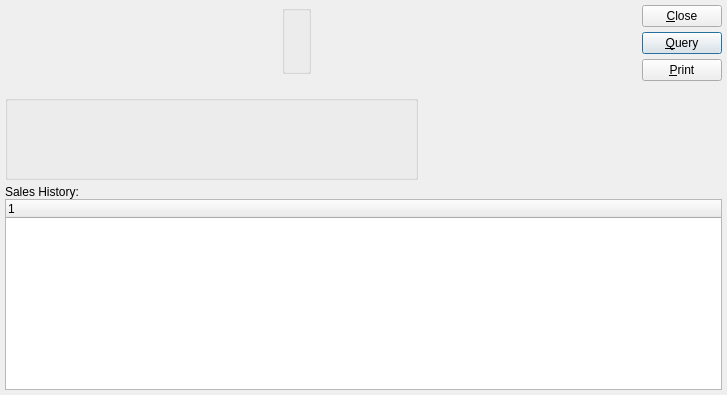
This is xtuple/trunk/guiclient/dspBriefSalesHistoryByCustomer.ui in WooodHead/xtuple as Qt 5 draws it before an edit. The edited form follows.
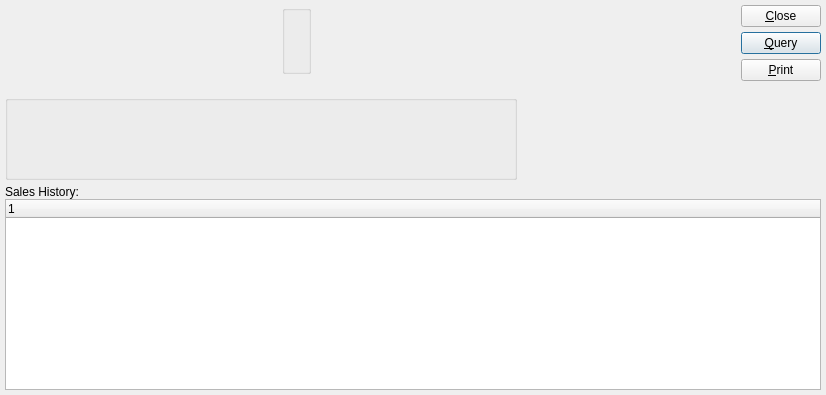
This is the edited form. Custom widgets are drawn as their Qt base class.

Patch:
```diff
--- a/xtuple/trunk/guiclient/dspBriefSalesHistoryByCustomer.ui
+++ b/xtuple/trunk/guiclient/dspBriefSalesHistoryByCustomer.ui
@@ -8,7 +8,7 @@
    <rect>
     <x>0</x>
     <y>0</y>
-    <width>727</width>
+    <width>826</width>
     <height>395</height>
    </rect>
   </property>
@@ -25,33 +25,21 @@
     </property>
     <item>
      <layout class="QHBoxLayout" >
-      <property name="margin" >
-       <number>0</number>
-      </property>
       <property name="spacing" >
        <number>7</number>
       </property>
       <item>
        <layout class="QVBoxLayout" >
-        <property name="margin" >
-         <number>0</number>
-        </property>
         <property name="spacing" >
          <number>5</number>
         </property>
         <item>
          <layout class="QHBoxLayout" >
-          <property name="margin" >
-           <number>0</number>
-          </property>
           <property name="spacing" >
            <number>0</number>
           </property>
           <item>
            <layout class="QHBoxLayout" >
-            <property name="margin" >
-             <number>0</number>
-            </property>
             <property name="spacing" >
              <number>7</number>
             </property>
@@ -75,9 +63,6 @@
             </item>
             <item>
              <layout class="QVBoxLayout" >
-              <property name="margin" >
-               <number>0</number>
-              </property>
               <property name="spacing" >
                <number>0</number>
               </property>
@@ -108,9 +93,6 @@
             </item>
             <item>
              <layout class="QVBoxLayout" >
-              <property name="margin" >
-               <number>0</number>
-              </property>
               <property name="spacing" >
                <number>0</number>
               </property>
@@ -157,9 +139,6 @@
         </item>
         <item>
          <layout class="QHBoxLayout" >
-          <property name="margin" >
-           <number>0</number>
-          </property>
           <property name="spacing" >
            <number>0</number>
           </property>
@@ -192,17 +171,11 @@
       </item>
       <item>
        <layout class="QVBoxLayout" >
-        <property name="margin" >
-         <number>0</number>
-        </property>
         <property name="spacing" >
          <number>0</number>
         </property>
         <item>
          <layout class="QVBoxLayout" >
-          <property name="margin" >
-           <number>0</number>
-          </property>
           <property name="spacing" >
            <number>5</number>
           </property>
@@ -257,18 +230,13 @@
     </item>
     <item>
      <layout class="QVBoxLayout" >
-      <property name="margin" >
-       <number>0</number>
-      </property>
       <property name="spacing" >
        <number>0</number>
       </property>
       <item>
        <widget class="QLabel" name="_salesHistoryLit" >
         <property name="sizePolicy" >
-         <sizepolicy>
-          <hsizetype>5</hsizetype>
-          <vsizetype>5</vsizetype>
+         <sizepolicy vsizetype="Preferred" hsizetype="Preferred" >
           <horstretch>0</horstretch>
           <verstretch>0</verstretch>
          </sizepolicy>
@@ -301,40 +269,30 @@
  <layoutdefault spacing="6" margin="11" />
  <pixmapfunction>qPixmapFromMimeSource</pixmapfunction>
  <customwidgets>
-  <customwidget>
-   <class>ParameterGroup</class>
-   <extends>QGroupBox</extends>
-   <header>parametergroup.h</header>
-   <container>0</container>
-   <pixmap></pixmap>
-  </customwidget>
   <customwidget>
    <class>CustCluster</class>
    <extends>QWidget</extends>
    <header>custcluster.h</header>
-   <container>0</container>
-   <pixmap></pixmap>
+  </customwidget>
+  <customwidget>
+   <class>DateCluster</class>
+   <extends>QWidget</extends>
+   <header>datecluster.h</header>
+  </customwidget>
+  <customwidget>
+   <class>ParameterGroup</class>
+   <extends>QGroupBox</extends>
+   <header>parametergroup.h</header>
+  </customwidget>
+  <customwidget>
+   <class>WarehouseGroup</class>
+   <extends>QGroupBox</extends>
+   <header>warehousegroup.h</header>
   </customwidget>
   <customwidget>
    <class>XTreeWidget</class>
    <extends>QTreeWidget</extends>
    <header>xtreewidget.h</header>
-   <container>0</container>
-   <pixmap></pixmap>
-  </customwidget>
-  <customwidget>
-   <class>WarehouseGroup</class>
-   <extends>QGroupBox</extends>
-   <header>warehousegroup.h</header>
-   <container>0</container>
-   <pixmap></pixmap>
-  </customwidget>
-  <customwidget>
-   <class>DateCluster</class>
-   <extends>QWidget</extends>
-   <header>datecluster.h</header>
-   <container>0</container>
-   <pixmap></pixmap>
   </customwidget>
  </customwidgets>
  <tabstops>
```
Left out of the diff: 23 changed lines with no effect on the pictures.
